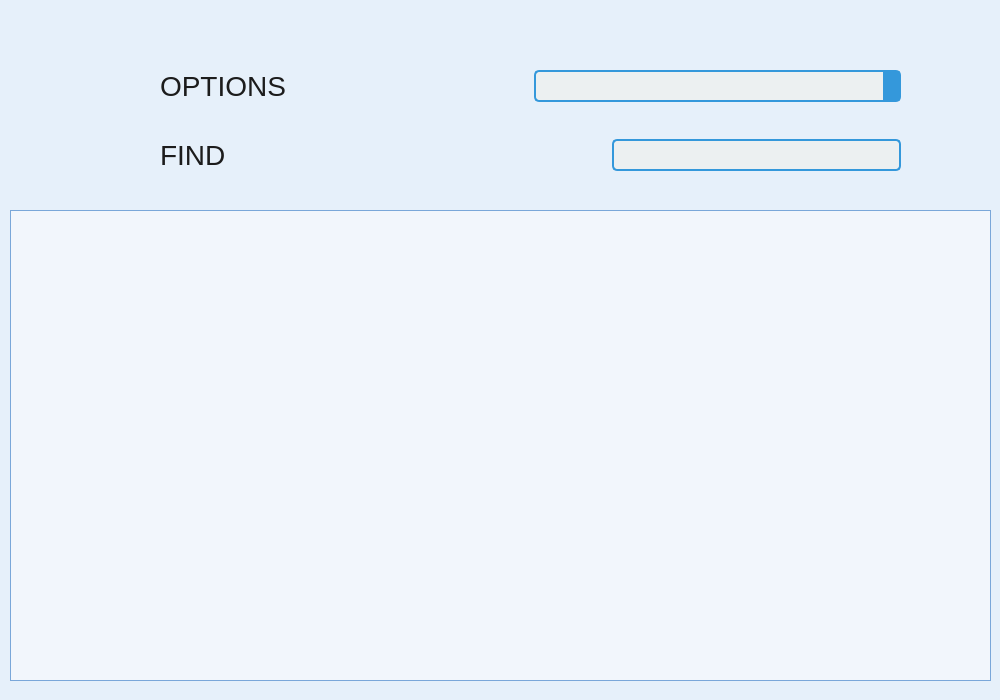
Above: databaseviewer.ui from minnesangg/TicketFlow before the change. Below: the same form after it.
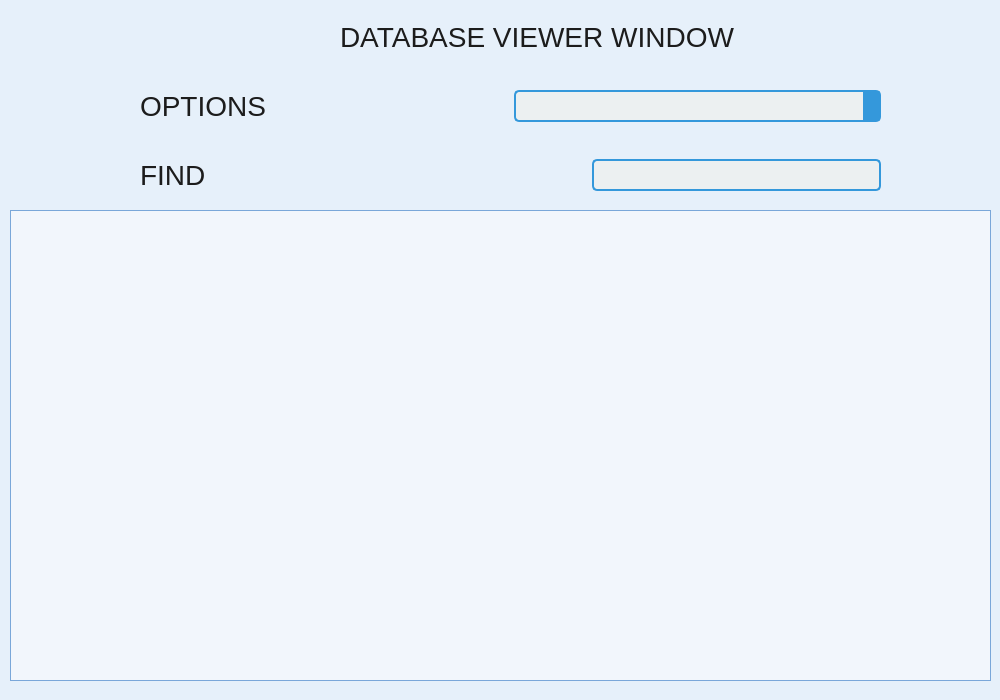
That is the form after the change.

Commit message: added pdf export window

Patch:
```diff
--- a/databaseviewer.ui
+++ b/databaseviewer.ui
@@ -68,8 +68,8 @@
   <widget class="QWidget" name="verticalLayoutWidget_2">
    <property name="geometry">
     <rect>
-     <x>160</x>
-     <y>70</y>
+     <x>140</x>
+     <y>90</y>
      <width>741</width>
      <height>101</height>
     </rect>
@@ -197,6 +197,26 @@
     </item>
    </layout>
   </widget>
+  <widget class="QLabel" name="tableSelectLabel_2">
+   <property name="geometry">
+    <rect>
+     <x>340</x>
+     <y>20</y>
+     <width>441</width>
+     <height>34</height>
+    </rect>
+   </property>
+   <property name="styleSheet">
+    <string notr="true">QLabel {
+    color: #1c1c1c; 
+    background: transparent; 
+    font-size: 28px;
+}</string>
+   </property>
+   <property name="text">
+    <string>DATABASE VIEWER WINDOW</string>
+   </property>
+  </widget>
  </widget>
  <resources/>
  <connections/>
```
The commit also changes 10 other files.
